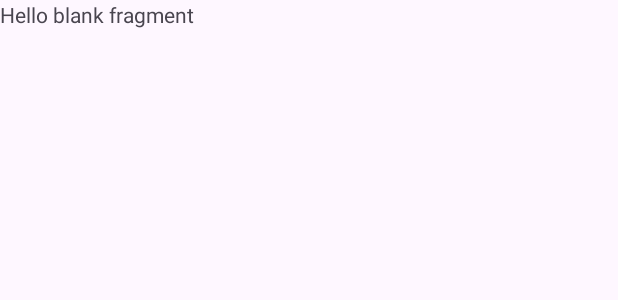
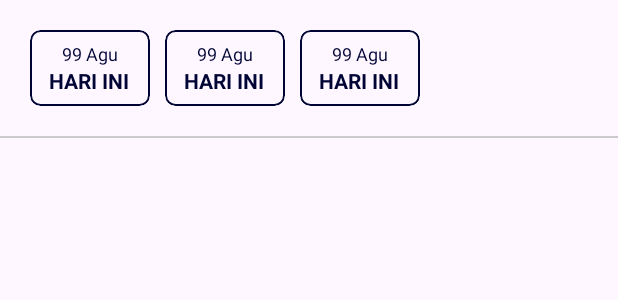
Before and after one commit to StanceFreak/OmkeGams, an Android app: the layout fragment_jadwal.xml on its own in the app's theme, with its tools: preview values and no code run, on a phone screen of 412 x 824 dp. Shown: the top 300 px of the screen. Run offline under Robolectric (Android 15) with nearby library versions, the phone set to English and light mode, and no system bars.

Commit message:
feat(jadwal): added horizontal date rv in jadwal fragment

```diff
--- a/app/src/main/res/layout/fragment_jadwal.xml
+++ b/app/src/main/res/layout/fragment_jadwal.xml
@@ -1,12 +1,29 @@
 <?xml version="1.0" encoding="utf-8"?>
-<FrameLayout xmlns:android="http://schemas.android.com/apk/res/android"
+<LinearLayout xmlns:android="http://schemas.android.com/apk/res/android"
     xmlns:tools="http://schemas.android.com/tools"
     android:layout_width="match_parent"
     android:layout_height="match_parent"
+    android:orientation="vertical"
+    xmlns:app="http://schemas.android.com/apk/res-auto"
     tools:context=".view.jadwal.JadwalFragment">
-    <TextView
+
+    <androidx.recyclerview.widget.RecyclerView
+        android:id="@+id/rv_jadwal_calendar"
         android:layout_width="match_parent"
-        android:layout_height="match_parent"
-        android:text="@string/hello_blank_fragment" />
+        android:layout_height="wrap_content"
+        app:layout_constraintTop_toTopOf="parent"
+        app:layout_constraintStart_toStartOf="parent"
+        app:layout_constraintEnd_toEndOf="parent"
+        tools:listitem="@layout/item_list_jadwal_date"
+        app:layoutManager="androidx.recyclerview.widget.LinearLayoutManager"
+        android:orientation="horizontal"
+        android:clipToPadding="false"
+        android:paddingVertical="20dp"
+        android:paddingStart="20dp"/>
 
-</FrameLayout>
+    <View
+        android:layout_width="match_parent"
+        android:layout_height="1dp"
+        android:background="@color/gray_3"/>
+
+</LinearLayout>
--- /dev/null
+++ b/app/src/main/res/layout/item_list_jadwal_date.xml
@@ -0,0 +1,40 @@
+<?xml version="1.0" encoding="utf-8"?>
+<com.google.android.material.card.MaterialCardView xmlns:android="http://schemas.android.com/apk/res/android"
+    android:id="@+id/cv_item_date_container"
+    android:layout_width="wrap_content"
+    android:layout_height="wrap_content"
+    xmlns:app="http://schemas.android.com/apk/res-auto"
+    android:layout_marginRight="10dp"
+    app:cardCornerRadius="7dp"
+    app:cardElevation="0dp"
+    app:strokeColor="@color/indigo"
+    app:strokeWidth="1dp">
+
+    <LinearLayout
+        android:layout_width="80dp"
+        android:layout_height="wrap_content"
+        android:paddingHorizontal="5dp"
+        android:paddingVertical="7dp"
+        android:gravity="center"
+        android:orientation="vertical">
+
+        <TextView
+            android:id="@+id/tv_item_date_label"
+            android:layout_width="wrap_content"
+            android:layout_height="wrap_content"
+            android:text="99 Agu"
+            android:textSize="12sp"
+            android:textColor="@color/indigo"/>
+
+        <TextView
+            android:id="@+id/tv_item_date_day"
+            android:layout_width="wrap_content"
+            android:layout_height="wrap_content"
+            android:text="Hari Ini"
+            android:textAllCaps="true"
+            android:textStyle="bold"
+            android:textColor="@color/indigo"/>
+
+    </LinearLayout>
+
+</com.google.android.material.card.MaterialCardView>
```
Also changed, not shown: app/src/main/java/com/stancefreak/pihakaseng/view/adapter/JadwalDateAdapter.kt (added, +127 -0 lines), app/src/main/java/com/stancefreak/pihakaseng/view/jadwal/JadwalFragment.kt (+46 -3 lines).
